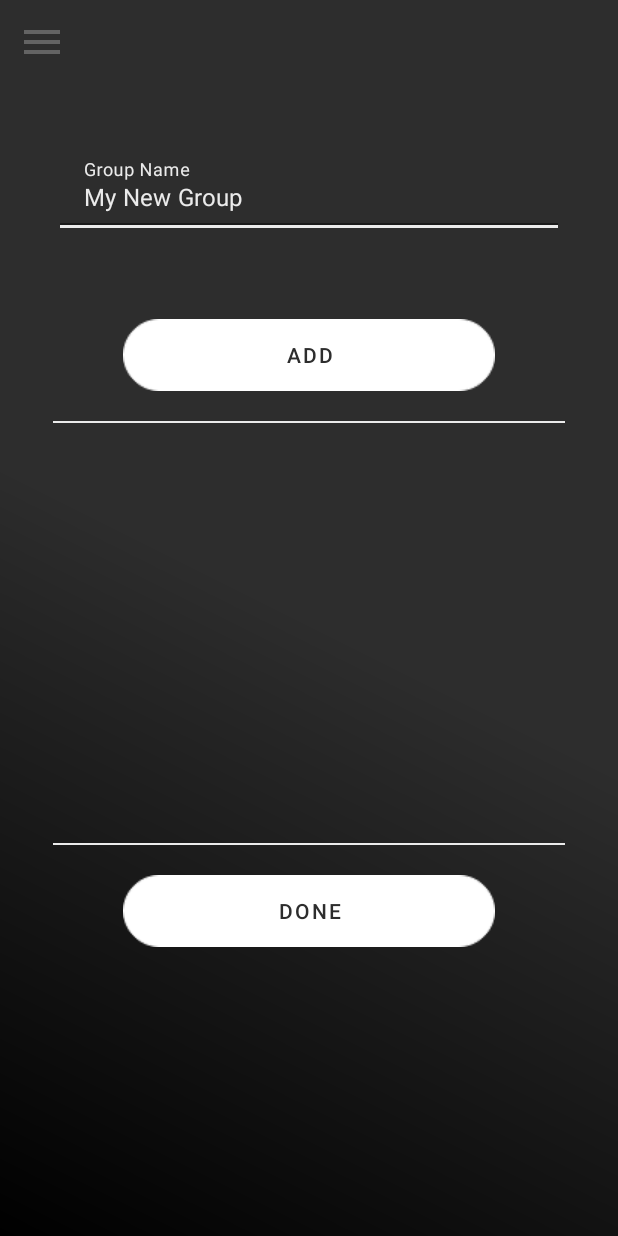
After one commit to OfekHarel/Orion-Conneection-App, an Android app: the PairGroup screen opened directly, with no data from a screen before it, on a phone screen of 412 x 824 dp. The commit adds this screen. Run offline under Robolectric (Android 15) with nearby library versions, the phone set to English and light mode, and no system bars.

Commit message:
Started adding Groups.java
Signed-off-by: Ofek Harel <ofekizh@gmail.com>

```diff
--- a/OrionApp/app/src/main/java/com/horizon/OrionConnection/MainActivity.java
+++ b/OrionApp/app/src/main/java/com/horizon/OrionConnection/MainActivity.java
@@ -15,8 +15,8 @@ public class MainActivity extends BaseOrionActivity {
   protected void onCreate(Bundle savedInstanceState) {
     super.onCreate(savedInstanceState);
     setContentView(R.layout.activity_main);
+    this.menu = findViewById(R.id.drawer);
 
-    this.menu = findViewById(R.id.drawer);
     this.listView = findViewById(R.id.main_list);
     this.listadpt =
       new ConnectionListAdapter(
@@ -33,7 +33,7 @@ public class MainActivity extends BaseOrionActivity {
   }
 
   public void clickPair(View view) {
-    redirectActv(this, Pair.class);
+    redirectActv(this, Add.class);
   }
 
   public void clickControl(View view) {
--- /dev/null
+++ b/OrionApp/app/src/main/java/com/horizon/OrionConnection/PairGroup.java
@@ -0,0 +1,46 @@
+package com.horizon.OrionConnection;
+
+import android.os.Bundle;
+import android.view.View;
+import android.widget.ArrayAdapter;
+import android.widget.ListView;
+
+import com.google.android.material.textfield.TextInputLayout;
+import com.horizon.utils.Data;
+import com.horizon.utils.Vars;
+import com.horizon.utils.conn.GroupConnection;
+
+public class PairGroup extends BaseOrionActivity {
+
+    private ListView listView;
+    private ArrayAdapter<String> adapter;
+    private TextInputLayout name;
+
+    @Override
+    protected void onCreate(Bundle savedInstanceState) {
+        super.onCreate(savedInstanceState);
+        setContentView(R.layout.activity_pair_group);
+        this.menu = findViewById(R.id.drawer);
+
+        this.listView = findViewById(R.id.new_connection_group_list);
+        this.adapter = new ArrayAdapter<String>
+                (this, android.R.layout.simple_list_item_1, Vars.newGroup.get());
+        this.listView.setAdapter(adapter);
+
+        this.name = findViewById(R.id.new_group_pair_name);
+    }
+
+    public void clickAdd(View view) {
+        redirectActv(this, Pair.class);
+    }
+
+    public void clickDone(View view) {
+        redirectActv(this, MainActivity.class);
+        GroupConnection groupConnection =
+                new GroupConnection(this.name.getEditText().getText().toString(),
+                        Vars.newGroup.getList());
+        Vars.newGroup.clear();
+        Data.getInstance().addConnection(groupConnection);
+
+    }
+}
--- /dev/null
+++ b/OrionApp/app/src/main/java/com/horizon/utils/conn/Connection.java
@@ -0,0 +1,4 @@
+package com.horizon.utils.conn;
+
+public abstract class Connection {
+}
--- /dev/null
+++ b/OrionApp/app/src/main/res/layout/activity_pair_group.xml
@@ -0,0 +1,94 @@
+<?xml version="1.0" encoding="utf-8"?>
+<androidx.drawerlayout.widget.DrawerLayout
+    xmlns:android="http://schemas.android.com/apk/res/android"
+    xmlns:app="http://schemas.android.com/apk/res-auto"
+    xmlns:tools="http://schemas.android.com/tools"
+    android:layout_width="match_parent"
+    android:layout_height="match_parent"
+    android:id="@+id/drawer"
+    tools:context=".PairGroup"
+    android:background="@drawable/grad_background">
+
+    <LinearLayout
+        android:layout_width="match_parent"
+        android:layout_height="match_parent"
+        android:orientation="vertical">
+
+        <include layout="@layout/main_toolbar" />
+
+        <com.google.android.material.textfield.TextInputLayout
+            android:id="@+id/new_group_pair_name"
+            android:layout_width="match_parent"
+            android:layout_height="wrap_content"
+            android:padding="40dp"
+            app:errorEnabled="true"
+            app:counterTextColor="@color/app_white"
+            android:textColorHint="@color/app_white"
+            app:hintTextColor="@color/app_white"
+            app:boxStrokeColor="@color/app_white"
+            app:boxStrokeWidth="3dp">
+
+            <com.google.android.material.textfield.TextInputEditText
+                android:layout_width="match_parent"
+                android:layout_height="wrap_content"
+                android:hint="Group Name"
+                android:inputType="textCapWords"
+                android:text="My New Group"
+                android:background="@color/transparent"
+                android:textCursorDrawable="@drawable/type_cursor"
+                android:textColor="@color/app_white"/>
+        </com.google.android.material.textfield.TextInputLayout>
+
+        <Button
+            android:layout_width="wrap_content"
+            android:layout_height="wrap_content"
+            android:background="@drawable/btn_layout"
+            android:text="Add"
+            android:layout_gravity="center"
+            android:onClick="clickAdd"/>
+
+        <View
+            android:layout_width="match_parent"
+            android:layout_height="1dp"
+            android:layout_marginHorizontal="35dp"
+            android:background="@color/app_white"
+            android:layout_marginVertical="20dp"/>
+
+        <ListView
+            android:id="@+id/new_connection_group_list"
+            android:layout_width="match_parent"
+            android:layout_height="200dp"
+            android:layout_marginVertical="20dp"
+            android:layout_marginHorizontal="10dp"
+            android:layout_gravity="center_vertical"
+            android:dividerHeight="5dp" />
+
+        <View
+            android:layout_width="match_parent"
+            android:layout_height="1dp"
+            android:layout_marginHorizontal="35dp"
+            android:background="@color/app_white"
+            android:layout_marginVertical="20dp"/>
+
+        <Button
+            android:layout_width="wrap_content"
+            android:layout_height="wrap_content"
+            android:background="@drawable/btn_layout"
+            android:text="Done"
+            android:layout_gravity="center"
+            android:onClick="clickDone"/>
+
+
+    </LinearLayout>
+
+    <RelativeLayout
+        android:layout_width="300dp"
+        android:layout_height="match_parent"
+        android:layout_gravity="start"
+        android:background="@color/white">
+
+        <include
+            layout="@layout/main_nav_drawer"/>
+    </RelativeLayout>
+
+</androidx.drawerlayout.widget.DrawerLayout>
```
Also changed, not shown: OrionApp/app/src/main/AndroidManifest.xml (+13 -12 lines), OrionApp/app/src/main/java/com/horizon/OrionConnection/Add.java (added, +27 -0 lines), OrionApp/app/src/main/java/com/horizon/OrionConnection/Groups.java (+31 -0 lines), OrionApp/app/src/main/java/com/horizon/OrionConnection/NewRoutine.java (+1 -80 lines), OrionApp/app/src/main/java/com/horizon/OrionConnection/Pair.java (+16 -6 lines), OrionApp/app/src/main/java/com/horizon/utils/Data.java (+26 -16 lines), OrionApp/app/src/main/java/com/horizon/utils/Vars.java (added, +12 -0 lines), OrionApp/app/src/main/java/com/horizon/utils/conn/GroupConnection.java (added, +55 -0 lines), OrionApp/app/src/main/java/com/horizon/utils/conn/SingleConnection.java (+1 -6 lines), OrionApp/app/src/main/java/com/horizon/utils/routine/Routine.java (+9 -10 lines), OrionApp/app/src/main/res/layout/activity_add.xml (added, +49 -0 lines), OrionApp/app/src/main/res/layout/activity_groups.xml (+27 -4 lines), OrionApp/app/src/main/res/layout/activity_main.xml (+16 -0 lines), OrionApp/app/src/main/res/layout/list_row.xml (added, +10 -0 lines).
